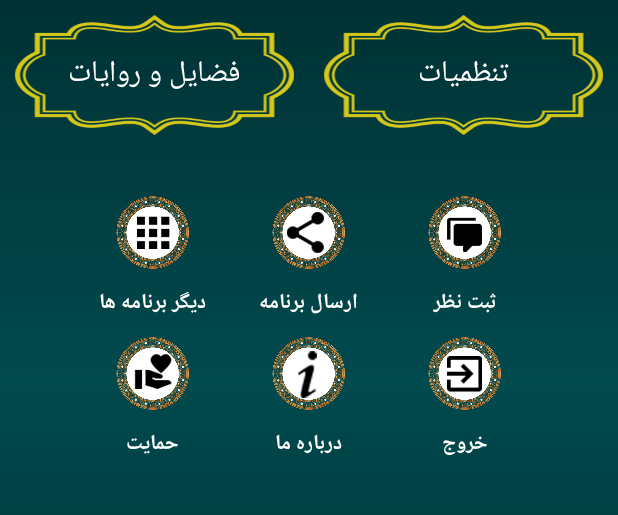
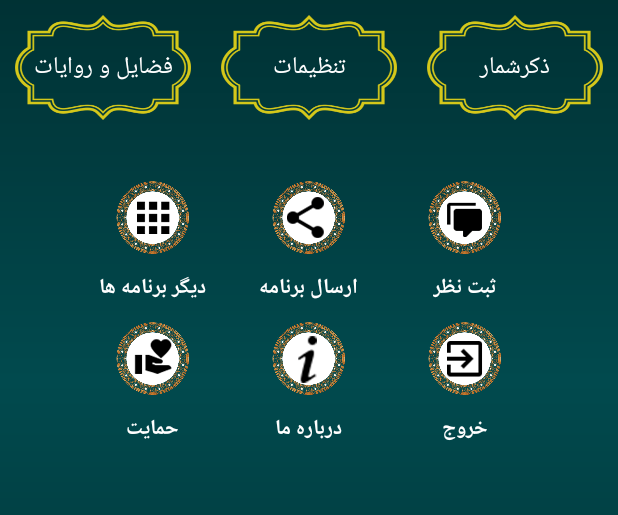
Before and after one commit to mohammadyt9731/Arbaeen-Pilgirmage, an Android app: the screen it shows after launch (MainActivity), on a phone screen of 412 x 824 dp, the part 279-794 px from its top. Run offline under Robolectric (Android 15) with nearby library versions, the phone set to English and light mode, and no system bars; libraries missing offline, so code that uses them is left out: ir.tapsell.plus; 2 statements that could not run were skipped.

Commit message:
add SalawatCountFragment

```diff
--- a/app/src/main/java/com/ttp/ziaratarbaeen/MainActivity.java
+++ b/app/src/main/java/com/ttp/ziaratarbaeen/MainActivity.java
@@ -22,14 +22,14 @@ import com.ttp.ziaratarbaeen.classes.TapsellAD;
 import com.ttp.ziaratarbaeen.fragments.NarrativesFragment;
 import com.ttp.ziaratarbaeen.fragments.NoticesFragment;
 import com.ttp.ziaratarbaeen.fragments.PilgrimageFragment;
+import com.ttp.ziaratarbaeen.fragments.SalawatCountFragment;
 import com.ttp.ziaratarbaeen.fragments.SettingFragment;
 
 public class MainActivity extends AppCompatActivity {
 
-    RelativeLayout rlAdvertising;
-
     Button btnPilgrimage;
     Button btnNarratives;
+    Button btnSalawatCount;
     Button btnShareApp;
     Button btnAboutUs;
     Button btnOtherApp;
@@ -48,7 +48,7 @@ public class MainActivity extends AppCompatActivity {
     SettingFragment settingFragment;
     NarrativesFragment narrativesFragment;
     NoticesFragment noticesFragment;
-
+    SalawatCountFragment salawatCountFragment;
 
     @Override
     protected void onCreate(Bundle savedInstanceState) {
@@ -70,6 +70,7 @@ public class MainActivity extends AppCompatActivity {
 
         btnPilgrimage = findViewById(R.id.btn_Text_ziarat);
         btnNarratives = findViewById(R.id.btn_narratives);
+        btnSalawatCount=findViewById(R.id.btn_salawat_count);
         btnShareApp = findViewById(R.id.btn_share);
         btnAboutUs = findViewById(R.id.btn_about_us);
         btnOtherApp = findViewById(R.id.btn_other_app);
@@ -91,6 +92,7 @@ public class MainActivity extends AppCompatActivity {
         settingFragment = new SettingFragment();
         narrativesFragment = new NarrativesFragment();
         noticesFragment = new NoticesFragment();
+        salawatCountFragment=new SalawatCountFragment();
     }
 
     private void configuration() {
@@ -180,7 +182,13 @@ public class MainActivity extends AppCompatActivity {
                 MyDialogs.showAdDialog(MainActivity.this);
             }
         });
-
+        ///////////////////////////////////////////////////////////////////////////////////////////////////
+        btnSalawatCount.setOnClickListener(new View.OnClickListener() {
+            @Override
+            public void onClick(View view) {
+                loadFragment(salawatCountFragment);
+            }
+        });
 
     }
 
--- /dev/null
+++ b/app/src/main/java/com/ttp/ziaratarbaeen/fragments/SalawatCountFragment.java
@@ -0,0 +1,27 @@
+package com.ttp.ziaratarbaeen.fragments;
+
+import android.os.Bundle;
+import android.view.LayoutInflater;
+import android.view.View;
+import android.view.ViewGroup;
+
+import androidx.annotation.NonNull;
+import androidx.annotation.Nullable;
+import androidx.fragment.app.Fragment;
+
+import com.ttp.ziaratarbaeen.R;
+
+public class SalawatCountFragment extends Fragment {
+
+    @Nullable
+    @Override
+    public View onCreateView(@NonNull LayoutInflater inflater, @Nullable ViewGroup container, @Nullable Bundle savedInstanceState) {
+        return inflater.inflate(R.layout.fragment_salawat_count,container,false);
+    }
+
+
+    @Override
+    public void onViewCreated(@NonNull View view, @Nullable Bundle savedInstanceState) {
+        super.onViewCreated(view, savedInstanceState);
+    }
+}
--- a/app/src/main/res/layout/activity_main.xml
+++ b/app/src/main/res/layout/activity_main.xml
@@ -17,9 +17,6 @@
 
         android:layout_width="match_parent"
         android:layout_height="match_parent"
-
-
-
         >
 
         <TextView
@@ -119,29 +116,28 @@
 
                     <Button
                         android:id="@+id/btn_narratives"
-                        android:layout_width="0dp"
-                        android:layout_height="80dp"
-                        android:layout_margin="@dimen/space_medium"
-                        android:layout_weight="1"
-                        android:background="@drawable/ic_btnbackground"
+                        style="@style/main_button_style"
                         android:text="@string/narratives"
-                        android:textColor="#ffffff"
-                        android:textSize="@dimen/text_size_xlarge">
+                        >
 
                     </Button>
 
                     <Button
                         android:id="@+id/btn_stop"
-                        android:layout_width="0dp"
-                        android:layout_height="80dp"
-                        android:layout_margin="@dimen/space_medium"
-                        android:layout_weight="1"
-                        android:background="@drawable/ic_btnbackground"
-                        android:text="تنظمیات"
-                        android:textColor="#ffffff"
-                        android:textSize="@dimen/text_size_xlarge">
+                        style="@style/main_button_style"
+                        android:text="@string/setting"
+                        >
 
                     </Button>
+
+                    <Button
+                        android:id="@+id/btn_salawat_count"
+                        style="@style/main_button_style"
+                        android:text="@string/salawat_count"
+                        >
+
+                    </Button>
+
                 </LinearLayout>
 
 
--- /dev/null
+++ b/app/src/main/res/layout/fragment_salawat_count.xml
@@ -0,0 +1,10 @@
+<?xml version="1.0" encoding="utf-8"?>
+<androidx.constraintlayout.widget.ConstraintLayout
+    xmlns:android="http://schemas.android.com/apk/res/android"
+    android:layout_width="match_parent"
+    android:layout_height="match_parent"
+    android:background="@drawable/study_background"
+    android:clickable="true"
+    >
+
+</androidx.constraintlayout.widget.ConstraintLayout>
--- a/app/src/main/res/values/strings.xml
+++ b/app/src/main/res/values/strings.xml
@@ -64,6 +64,7 @@
     <string name="need_internet">برای مشاهده این قسمت باید به اینترنت متصل باشید</string>
     <string name="need_install_cafebazaar">جهت ثبت نظر باید برنامه کافه بازار رانصب کنید</string>
     <string name="please_wait">لطفا منتظربمانید</string>
+    <string name="salawat_count">ذکرشمار</string>
 
 
     <array name="pilgrimage_text">
--- a/app/src/main/res/values/styles.xml
+++ b/app/src/main/res/values/styles.xml
@@ -161,6 +161,20 @@
 
     </style>
 
+    <style name="main_button_style">
+        <item name="android:layout_width">0dp</item>
+        <item name="android:layout_height">@dimen/space_70dp</item>
+        <item name="android:layout_weight">1</item>
+        <item name="android:textColor">@color/white</item>
+        <item name="android:textSize">@dimen/text_size_medium</item>
+        <item name="android:gravity">center</item>
+        <item name="android:layout_margin">@dimen/space_medium</item>
+        <item name="android:background">@drawable/ic_btnbackground</item>
+
+
+    </style>
+
+
 
 
 </resources>
```
